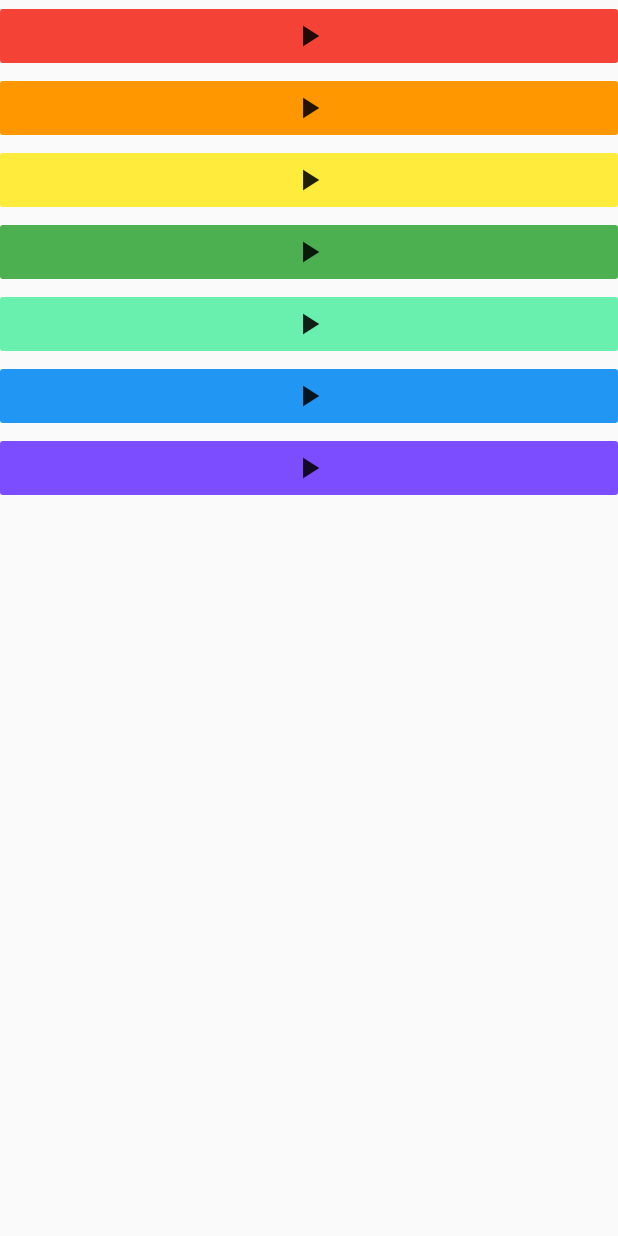
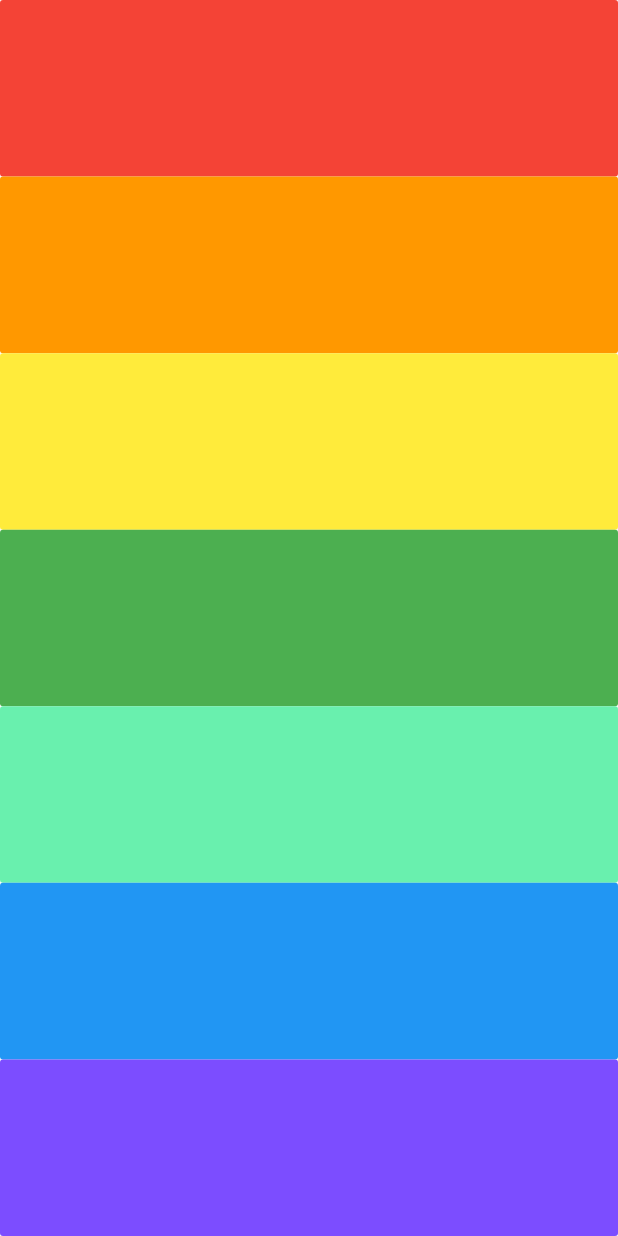
Before and after one commit to stefaniamak/flutter_course, a Flutter app: the screen it shows after launch, on a phone screen of 412 x 824 dp. Run offline on Flutter 3.47's test engine with Material 2 defaults, Android fonts, the phone set to English and light mode, and no system bars; our stand-ins replace audioplayers.

Commit message:
feat(xylophone): UI of tiles updated

```diff
--- a/xylophone-flutter/lib/main.dart
+++ b/xylophone-flutter/lib/main.dart
@@ -15,55 +15,63 @@ class XylophoneApp extends StatelessWidget {
       home: Scaffold(
         body: SafeArea(
           child: Column(
+            crossAxisAlignment: CrossAxisAlignment.stretch,
             children: [
-              FlatButton(
+              Expanded(
+                child: FlatButton(
                   color: Colors.red,
                   onPressed: () {
                     playSound(1);
                   },
-                child: Center(child: Icon(Icons.play_arrow)),
                 ),
-              FlatButton(
+              ),
+              Expanded(
+                child: FlatButton(
                   color: Colors.orange,
                   onPressed: () {
                     playSound(2);
                   },
-                child: Center(child: Icon(Icons.play_arrow)),
                 ),
-              FlatButton(
+              ),
+              Expanded(
+                child: FlatButton(
                   color: Colors.yellow,
                   onPressed: () {
                     playSound(3);
                   },
-                child: Center(child: Icon(Icons.play_arrow)),
                 ),
-              FlatButton(
+              ),
+              Expanded(
+                child: FlatButton(
                   color: Colors.green,
                   onPressed: () {
                     playSound(4);
                   },
-                child: Center(child: Icon(Icons.play_arrow)),
                 ),
-              FlatButton(
+              ),
+              Expanded(
+                child: FlatButton(
                   color: Colors.greenAccent,
                   onPressed: () {
                     playSound(5);
                   },
-                child: Center(child: Icon(Icons.play_arrow)),
                 ),
-              FlatButton(
+              ),
+              Expanded(
+                child: FlatButton(
                   color: Colors.blue,
                   onPressed: () {
                     playSound(6);
                   },
-                child: Center(child: Icon(Icons.play_arrow)),
                 ),
-              FlatButton(
+              ),
+              Expanded(
+                child: FlatButton(
                   color: Colors.deepPurpleAccent,
                   onPressed: () {
                     playSound(7);
                   },
-                child: Center(child: Icon(Icons.play_arrow)),
+                ),
               ),
             ],
           ),
```
Lines whose indentation alone changed are shown as unchanged.
